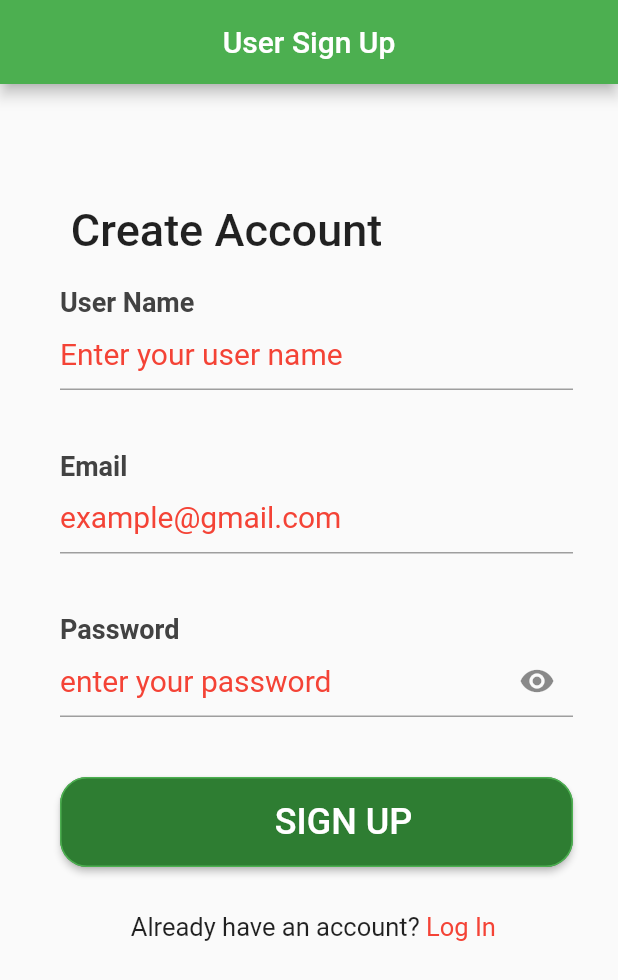
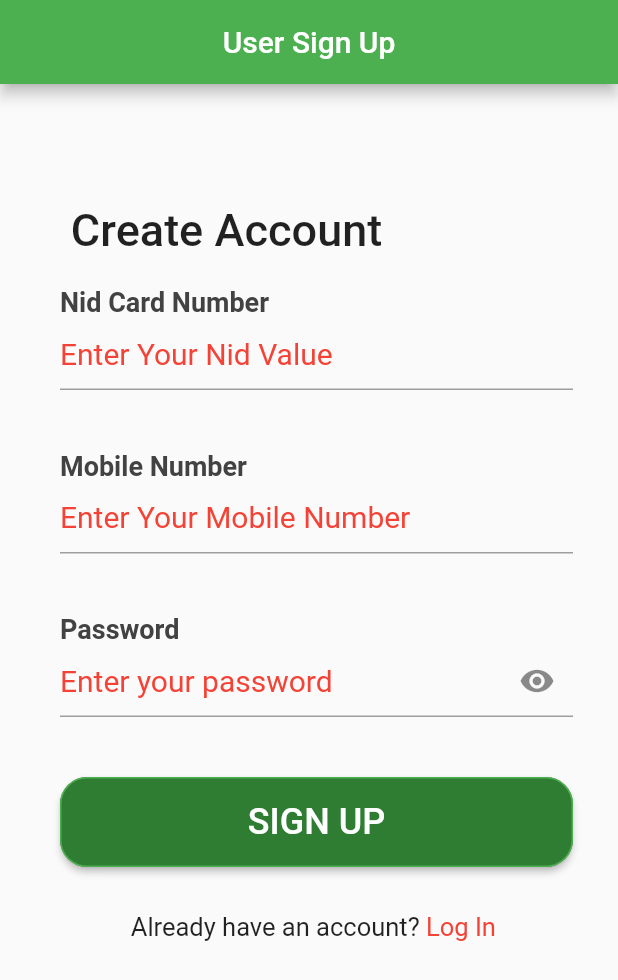
Before and after one commit to samuchakraborty/Traffice-License-Vehicle-Information-System, a Flutter app: the screen it shows after launch, on a phone screen of 412 x 824 dp. Shown: the top 980 px of the screen. Run offline on Flutter 3.47's test engine with Material 2 defaults, Android fonts, the phone set to English and light mode, and no system bars; our stand-ins replace flutter_riverpod; missing offline and left inert: multiselect_formfield.

Commit message:
account page design init

```diff
--- a/lib/user/screens/user_sign_up.dart
+++ b/lib/user/screens/user_sign_up.dart
@@ -40,8 +40,8 @@ class _UserSignUpPageState extends State<UserSignUpPage> {
                 height: 20,
               ),
               CustomTextField(
-                labelName: 'User Name',
-                hintTextName: 'Enter your user name',
+                labelName: 'Nid Card Number',
+                hintTextName: 'Enter Your Nid Value',
                 textInputType: TextInputType.text,
                 onChangedFunction: (value) {
                   print(value);
@@ -51,8 +51,8 @@ class _UserSignUpPageState extends State<UserSignUpPage> {
                 height: 40,
               ),
               CustomTextField(
-                labelName: 'Email',
-                hintTextName: 'example@gmail.com',
+                labelName: 'Mobile Number',
+                hintTextName: 'Enter Your Mobile Number',
                 textInputType: TextInputType.emailAddress,
                 onChangedFunction: (value) {
                   print(value);
@@ -63,7 +63,7 @@ class _UserSignUpPageState extends State<UserSignUpPage> {
               ),
               CustomTextField(
                 labelName: 'Password',
-                hintTextName: 'enter your password',
+                hintTextName: 'Enter your password',
                 textInputType: TextInputType.visiblePassword,
                 obscureTextTy: _secureText,
                 onChangedFunction: (value) {
@@ -110,9 +110,9 @@ class _UserSignUpPageState extends State<UserSignUpPage> {
                     Text(
                       "Log In ",
                       style: TextStyle(
-                          fontSize: 17,
-                          color: Colors.red,
-                          ),
+                        fontSize: 17,
+                        color: Colors.red,
+                      ),
                     ),
                   ],
                 ),
--- a/lib/widgets/custom_button.dart
+++ b/lib/widgets/custom_button.dart
@@ -15,7 +15,9 @@ class CustomButton extends StatelessWidget {
       child: Row(
         mainAxisAlignment: MainAxisAlignment.center,
         children: [
+          if(icons != null)
           Icon(icons, size: 30,),
+          if(icons != null)
           SizedBox(width: 6,),
           Text(
             buttonName,
--- a/lib/widgets/custom_text_field.dart
+++ b/lib/widgets/custom_text_field.dart
@@ -34,6 +34,7 @@ class CustomTextField extends StatelessWidget {
           // autofocus: true,
           initialValue: initialValue,
           enabled: true,
+          textInputAction: TextInputAction.next,
           decoration: InputDecoration(
             hintStyle: TextStyle(color: Colors.red, fontSize: 20),
             hintText: hintTextName,
```
Also changed, not shown: lib/user/screens/apply_for_licence.dart (+9 -2 lines).
